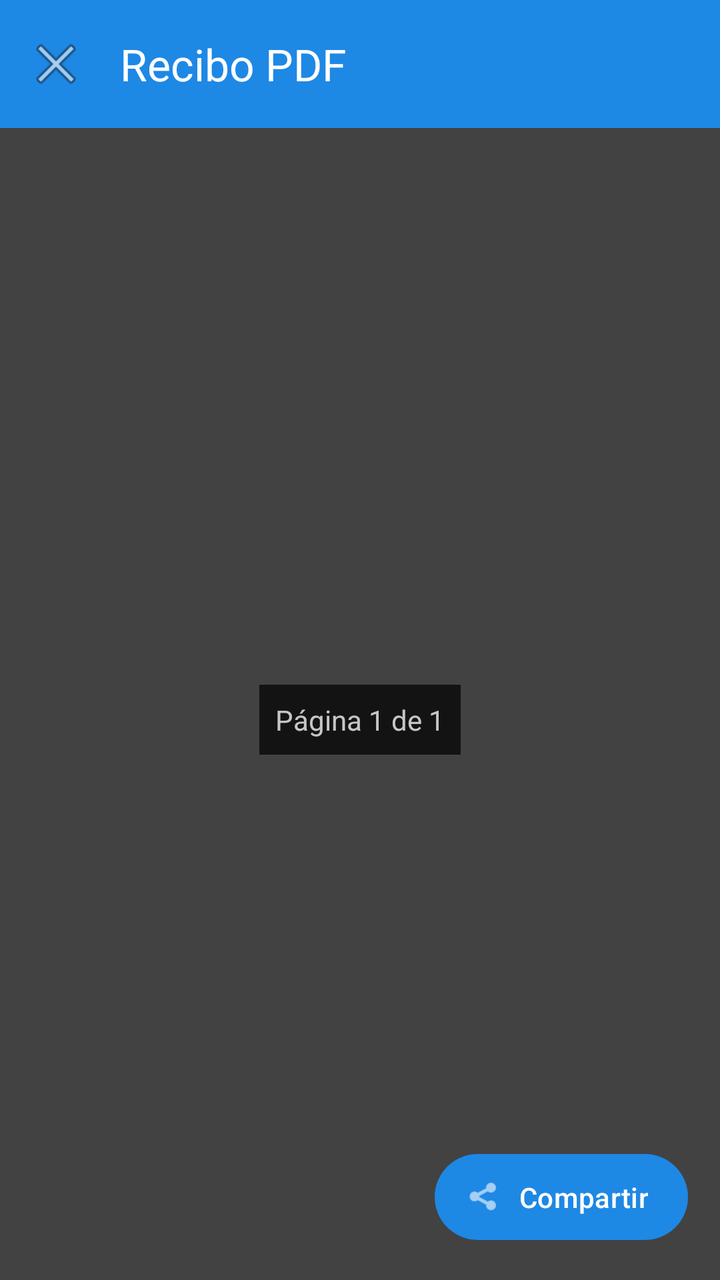
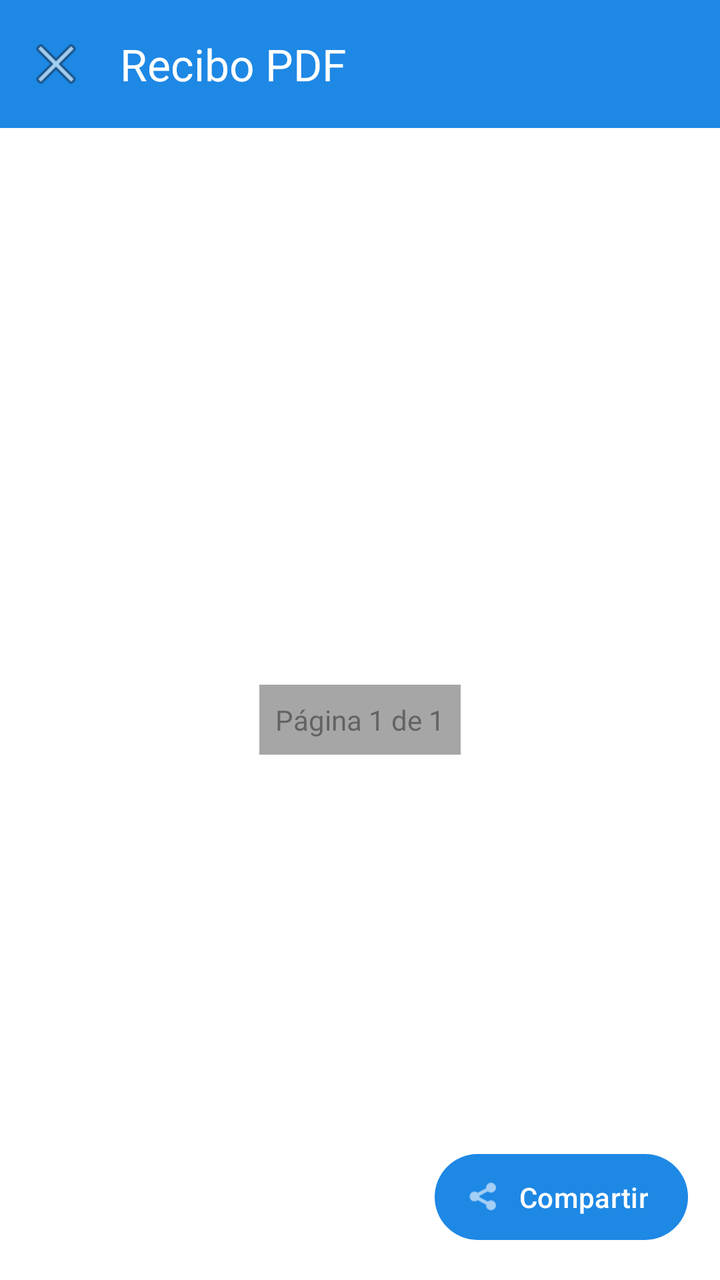

Compare the two renders of this Android layout. The source of the first and the diff that turns it into the second are given below.
<!-- AndroidManifest.xml: application theme Theme.ReciboP3 -->
<!-- res/layout/activity_pdf_viewer.xml -->
<?xml version="1.0" encoding="utf-8"?>
<androidx.coordinatorlayout.widget.CoordinatorLayout
    xmlns:android="http://schemas.android.com/apk/res/android"
    xmlns:app="http://schemas.android.com/apk/res-auto"
    android:layout_width="match_parent"
    android:layout_height="match_parent"
    android:background="#424242">

    <com.google.android.material.appbar.AppBarLayout
        android:layout_width="match_parent"
        android:layout_height="wrap_content"
        style="@style/Widget.ReciboP3.AppBar">

        <com.google.android.material.appbar.MaterialToolbar
            android:id="@+id/toolbar"
            android:layout_width="match_parent"
            android:layout_height="?attr/actionBarSize"
            style="@style/Widget.ReciboP3.Toolbar"
            app:title="Recibo PDF"
            app:navigationIcon="@android:drawable/ic_menu_close_clear_cancel" />
    </com.google.android.material.appbar.AppBarLayout>

    <androidx.core.widget.NestedScrollView
        android:layout_width="match_parent"
        android:layout_height="match_parent"
        app:layout_behavior="@string/appbar_scrolling_view_behavior"
        android:fillViewport="true">

        <LinearLayout
            android:layout_width="match_parent"
            android:layout_height="wrap_content"
            android:orientation="vertical"
            android:gravity="center"
            android:padding="16dp">

            <ImageView
                android:id="@+id/pdfImageView"
                android:layout_width="match_parent"
                android:layout_height="wrap_content"
                android:adjustViewBounds="true"
                android:scaleType="fitCenter"
                android:contentDescription="Vista del PDF" />

            <TextView
                android:id="@+id/tvPageNumber"
                android:layout_width="wrap_content"
                android:layout_height="wrap_content"
                android:text="Página 1 de 1"
                android:textColor="#FFFFFF"
                android:textSize="14sp"
                android:layout_marginTop="16dp"
                android:padding="8dp"
                android:background="@android:color/black"
                android:alpha="0.7" />

        </LinearLayout>
    </androidx.core.widget.NestedScrollView>

    <com.google.android.material.floatingactionbutton.ExtendedFloatingActionButton
        android:id="@+id/fabCompartir"
        android:layout_width="wrap_content"
        android:layout_height="wrap_content"
        android:layout_gravity="bottom|end"
        android:layout_margin="16dp"
        android:text="Compartir"
        app:icon="@android:drawable/ic_menu_share"
        style="@style/Widget.ReciboP3.Button" />

</androidx.coordinatorlayout.widget.CoordinatorLayout>
<!-- resources referenced by this layout -->
<resources>
  <style name="Widget.ReciboP3.AppBar" parent="Widget.Material3.AppBarLayout">
          <item name="android:background">@color/primary</item>
          <item name="android:elevation">4dp</item>
      </style>
  <style name="Widget.ReciboP3.Button" parent="Widget.Material3.Button">
          <item name="cornerRadius">8dp</item>
          <item name="android:textAllCaps">false</item>
          <item name="android:paddingTop">12dp</item>
          <item name="android:paddingBottom">12dp</item>
      </style>
  <style name="Widget.ReciboP3.Toolbar" parent="Widget.Material3.Toolbar">
          <item name="titleTextColor">@color/white</item>
          <item name="android:background">@color/primary</item>
      </style>
  <style name="Theme.ReciboP3" parent="Theme.Material3.DayNight.NoActionBar">
          
          <item name="colorPrimary">@color/primary</item>
          <item name="colorPrimaryVariant">@color/primary_dark</item>
          <item name="colorOnPrimary">@color/on_primary</item>
          
          
          <item name="colorSecondary">@color/secondary</item>
          <item name="colorSecondaryVariant">@color/secondary_dark</item>
          <item name="colorOnSecondary">@color/on_secondary</item>
          
          
          <item name="android:colorBackground">@color/background</item>
          <item name="colorSurface">@color/surface</item>
          <item name="colorOnBackground">@color/on_background</item>
          <item name="colorOnSurface">@color/on_surface</item>
          
          
          <item name="colorError">@color/error</item>
          
          
          <item name="android:statusBarColor">@color/primary</item>
          <item name="android:windowLightStatusBar">false</item>
      </style>
  <color name="primary">#1E88E5</color>
  <color name="white">#FFFFFF</color>
  <color name="primary_dark">#1565C0</color>
  <color name="on_primary">#FFFFFF</color>
  <color name="secondary">#26A69A</color>
  <color name="secondary_dark">#00897B</color>
  <color name="on_secondary">#FFFFFF</color>
  <color name="background">#FFFFFF</color>
  <color name="surface">#FFFFFF</color>
  <color name="on_background">#212121</color>
  <color name="on_surface">#212121</color>
  <color name="error">#F44336</color>
</resources>

<!-- the commit's change to res/layout/activity_pdf_viewer.xml (unified diff, before → after) -->
@@ -4,7 +4,7 @@
     xmlns:app="http://schemas.android.com/apk/res-auto"
     android:layout_width="match_parent"
     android:layout_height="match_parent"
-    android:background="#424242">
+    android:background="@color/background">
 
     <com.google.android.material.appbar.AppBarLayout
         android:layout_width="match_parent"
@@ -46,11 +46,11 @@
                 android:layout_width="wrap_content"
                 android:layout_height="wrap_content"
                 android:text="Página 1 de 1"
-                android:textColor="#FFFFFF"
+                android:textColor="@color/on_background"
                 android:textSize="14sp"
                 android:layout_marginTop="16dp"
                 android:padding="8dp"
-                android:background="@android:color/black"
+                android:background="@color/overlay"
                 android:alpha="0.7" />
 
         </LinearLayout>
<!-- resource entries referenced after the edit -->
@@ -48,6 +48,7 @@
   <color name="background">#FFFFFF</color>
   <color name="surface">#FFFFFF</color>
   <color name="on_background">#212121</color>
+  <color name="overlay">#80000000</color>
   <color name="on_surface">#212121</color>
   <color name="error">#F44336</color>
 </resources>
